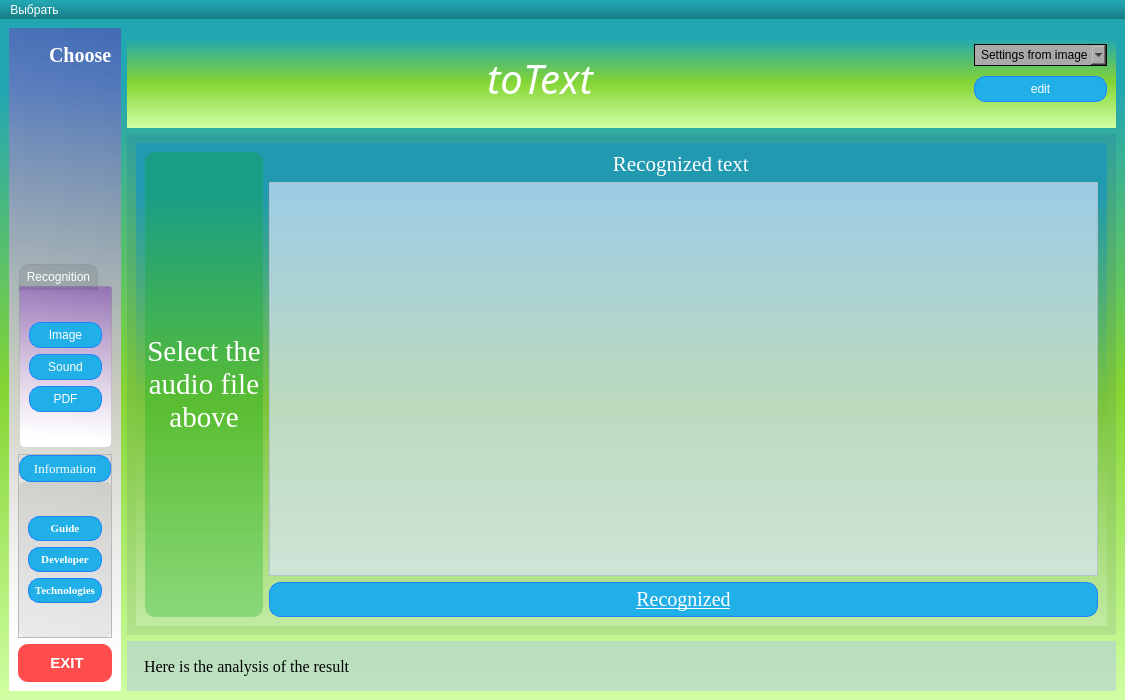
Before: the Qt Designer form Design/main_des.ui in IvanGaideek/Application-toText, drawn with Qt 5.
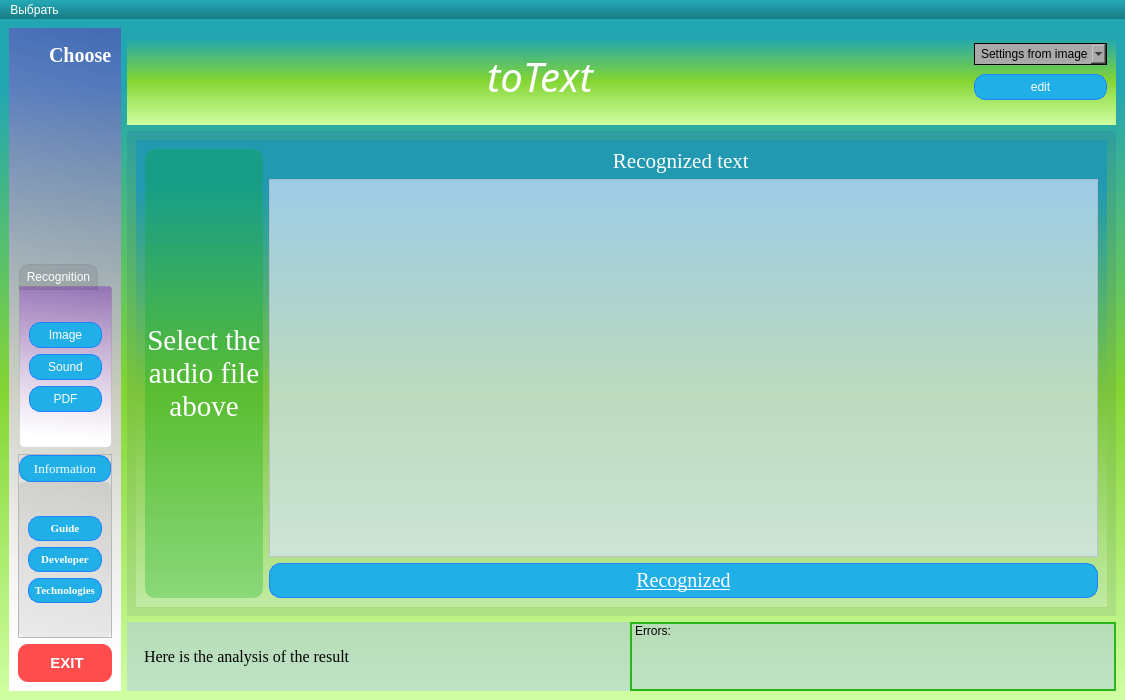
After: the same form once the commit is applied. The open tabs and pages were chosen to show the change. Icons and pictures are not drawn.

```diff
--- a/Design/main_des.ui
+++ b/Design/main_des.ui
@@ -2262,6 +2262,20 @@
             </property>
            </widget>
           </item>
+          <item>
+           <widget class="QListWidget" name="errors_log_listWidget">
+            <property name="styleSheet">
+             <string notr="true">background-color: rgba(171, 184, 255, 100);
+color: rgb(2, 2, 2);
+border: 2px solid rgb(44, 181, 23);</string>
+            </property>
+            <item>
+             <property name="text">
+              <string>Errors:</string>
+             </property>
+            </item>
+           </widget>
+          </item>
          </layout>
         </item>
        </layout>
```
Left out of the diff: 2 changed lines with no effect on the pictures.
